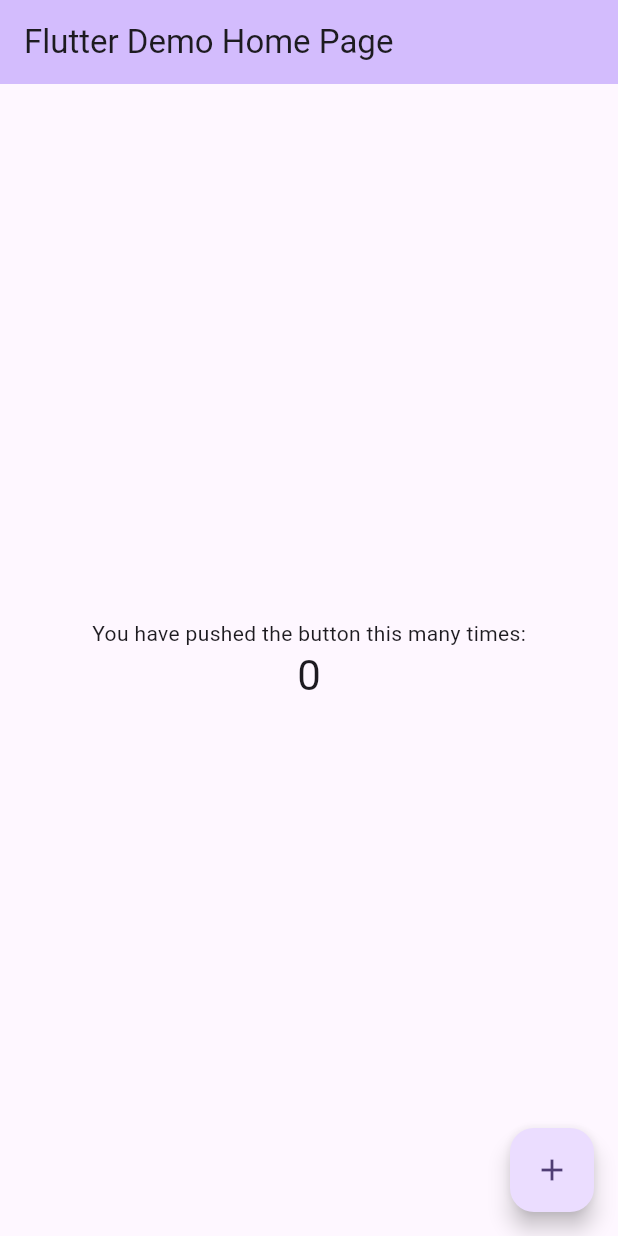
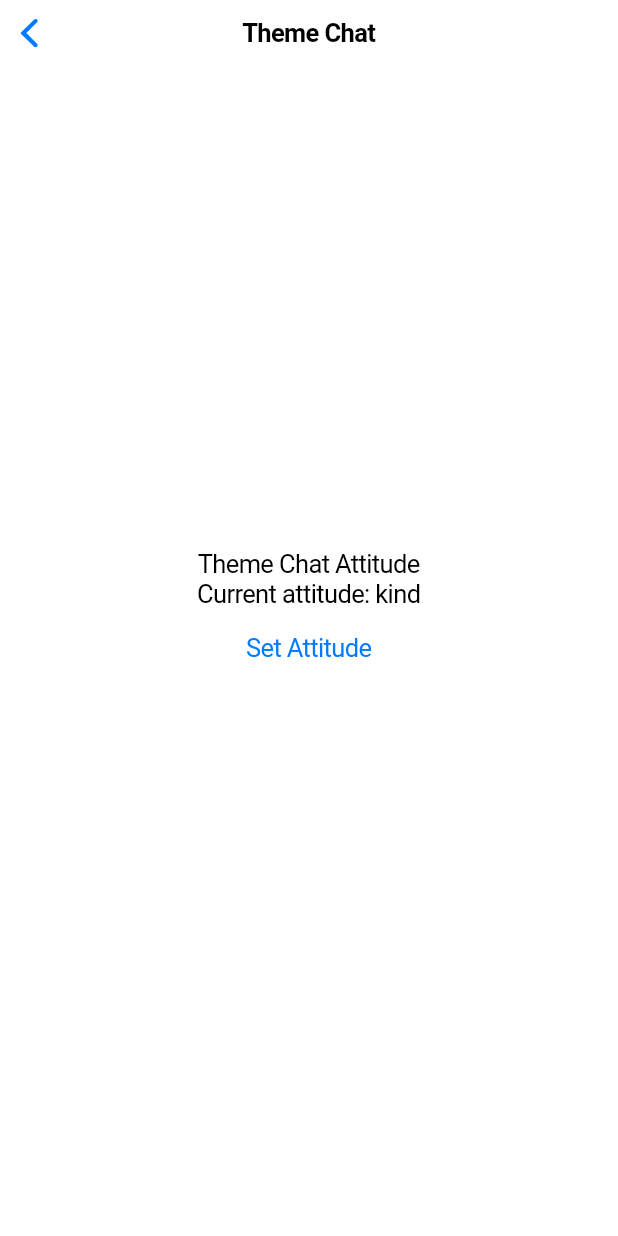
Before and after one commit to pynolo/chatsage_app, a Flutter app: the screen it shows after launch, on a phone screen of 412 x 824 dp. Run offline on Flutter 3.47's test engine with Material 3 defaults, Android fonts, the phone set to English and light mode, and no system bars.

Commit message:
Draft of Attitude page

```diff
--- /dev/null
+++ b/lib/attitude_page.dart
@@ -0,0 +1,40 @@
+import 'package:flutter/cupertino.dart';
+import 'enum.dart';
+
+class AttitudePage extends StatefulWidget {
+  const AttitudePage({super.key, required this.title});
+
+  final String title;
+  static Attitude _attitude = Attitude.kind;
+
+  static Attitude get attitude => _attitude;
+  static void setAttitude(Attitude value) => _attitude = value;
+
+  @override
+  State<AttitudePage> createState() => _AttitudePageState();
+}
+
+class _AttitudePageState extends State<AttitudePage> {
+  @override
+  Widget build(BuildContext context) {
+    return CupertinoPageScaffold(
+      navigationBar: CupertinoNavigationBar(middle: Text('Theme Chat')),
+      child: Center(
+        child: Column(
+          mainAxisAlignment: MainAxisAlignment.center,
+          children: [
+            Text(widget.title),
+            Text('Current attitude: ${AttitudePage.attitude}'),
+            CupertinoButton(
+              child: const Text('Set Attitude'),
+              onPressed: () {
+                AttitudePage.setAttitude(Attitude.kind);
+                setState(() {});
+              },
+            ),
+          ],
+        ),
+      ),
+    );
+  }
+}
--- /dev/null
+++ b/lib/enum.dart
@@ -0,0 +1,10 @@
+enum Attitude {
+  kind,
+  joking,
+  offensive;
+
+  @override
+  String toString() {
+    return name;
+  }
+}
--- a/lib/main.dart
+++ b/lib/main.dart
@@ -1,122 +1,30 @@
-import 'package:flutter/material.dart';
+import 'package:flutter/cupertino.dart';
+//import 'package:flutter/material.dart';
+import 'attitude_page.dart';
 
 void main() {
-  runApp(const MyApp());
+  runApp(const ThemeChatApp());
 }
 
-class MyApp extends StatelessWidget {
-  const MyApp({super.key});
+class ThemeChatApp extends StatelessWidget {
+  const ThemeChatApp({super.key});
+
+  final AttitudePage attitudePage = const AttitudePage(
+    title: 'Theme Chat Attitude',
+  );
 
   // This widget is the root of your application.
   @override
   Widget build(BuildContext context) {
-    return MaterialApp(
-      title: 'Flutter Demo',
-      theme: ThemeData(
-        // This is the theme of your application.
-        //
-        // TRY THIS: Try running your application with "flutter run". You'll see
-        // the application has a purple toolbar. Then, without quitting the app,
-        // try changing the seedColor in the colorScheme below to Colors.green
-        // and then invoke "hot reload" (save your changes or press the "hot
-        // reload" button in a Flutter-supported IDE, or press "r" if you used
-        // the command line to start the app).
-        //
-        // Notice that the counter didn't reset back to zero; the application
-        // state is not lost during the reload. To reset the state, use hot
-        // restart instead.
-        //
-        // This works for code too, not just values: Most code changes can be
-        // tested with just a hot reload.
-        colorScheme: ColorScheme.fromSeed(seedColor: Colors.deepPurple),
-      ),
-      home: const MyHomePage(title: 'Flutter Demo Home Page'),
+    return CupertinoApp(
+      title: 'Theme Chat',
+      initialRoute: '/attitude',
+      routes: {
+        '/attitude': (context) => attitudePage,
+        '/': (context) => attitudePage,
+      },
+
+      //debugShowCheckedModeBanner: false,
     );
   }
 }
-
-class MyHomePage extends StatefulWidget {
-  const MyHomePage({super.key, required this.title});
-
-  // This widget is the home page of your application. It is stateful, meaning
-  // that it has a State object (defined below) that contains fields that affect
-  // how it looks.
-
-  // This class is the configuration for the state. It holds the values (in this
-  // case the title) provided by the parent (in this case the App widget) and
-  // used by the build method of the State. Fields in a Widget subclass are
-  // always marked "final".
-
-  final String title;
-
-  @override
-  State<MyHomePage> createState() => _MyHomePageState();
-}
-
-class _MyHomePageState extends State<MyHomePage> {
-  int _counter = 0;
-
-  void _incrementCounter() {
-    setState(() {
-      // This call to setState tells the Flutter framework that something has
-      // changed in this State, which causes it to rerun the build method below
-      // so that the display can reflect the updated values. If we changed
-      // _counter without calling setState(), then the build method would not be
-      // called again, and so nothing would appear to happen.
-      _counter++;
-    });
-  }
-
-  @override
-  Widget build(BuildContext context) {
-    // This method is rerun every time setState is called, for instance as done
-    // by the _incrementCounter method above.
-    //
-    // The Flutter framework has been optimized to make rerunning build methods
-    // fast, so that you can just rebuild anything that needs updating rather
-    // than having to individually change instances of widgets.
-    return Scaffold(
-      appBar: AppBar(
-        // TRY THIS: Try changing the color here to a specific color (to
-        // Colors.amber, perhaps?) and trigger a hot reload to see the AppBar
-        // change color while the other colors stay the same.
-        backgroundColor: Theme.of(context).colorScheme.inversePrimary,
-        // Here we take the value from the MyHomePage object that was created by
-        // the App.build method, and use it to set our appbar title.
-        title: Text(widget.title),
-      ),
-      body: Center(
-        // Center is a layout widget. It takes a single child and positions it
-        // in the middle of the parent.
-        child: Column(
-          // Column is also a layout widget. It takes a list of children and
-          // arranges them vertically. By default, it sizes itself to fit its
-          // children horizontally, and tries to be as tall as its parent.
-          //
-          // Column has various properties to control how it sizes itself and
-          // how it positions its children. Here we use mainAxisAlignment to
-          // center the children vertically; the main axis here is the vertical
-          // axis because Columns are vertical (the cross axis would be
-          // horizontal).
-          //
-          // TRY THIS: Invoke "debug painting" (choose the "Toggle Debug Paint"
-          // action in the IDE, or press "p" in the console), to see the
-          // wireframe for each widget.
-          mainAxisAlignment: MainAxisAlignment.center,
-          children: <Widget>[
-            const Text('You have pushed the button this many times:'),
-            Text(
-              '$_counter',
-              style: Theme.of(context).textTheme.headlineMedium,
-            ),
-          ],
-        ),
-      ),
-      floatingActionButton: FloatingActionButton(
-        onPressed: _incrementCounter,
-        tooltip: 'Increment',
-        child: const Icon(Icons.add),
-      ), // This trailing comma makes auto-formatting nicer for build methods.
-    );
-  }
-}
--- a/pubspec.yaml
+++ b/pubspec.yaml
@@ -1,5 +1,5 @@
 name: theme_chat
-description: "A new Flutter project."
+description: "Chat about a custom theme"
 # The following line prevents the package from being accidentally published to
 # pub.dev using `flutter pub publish`. This is preferred for private packages.
 publish_to: 'none' # Remove this line if you wish to publish to pub.dev
```
Also changed, not shown: 1 other file.
